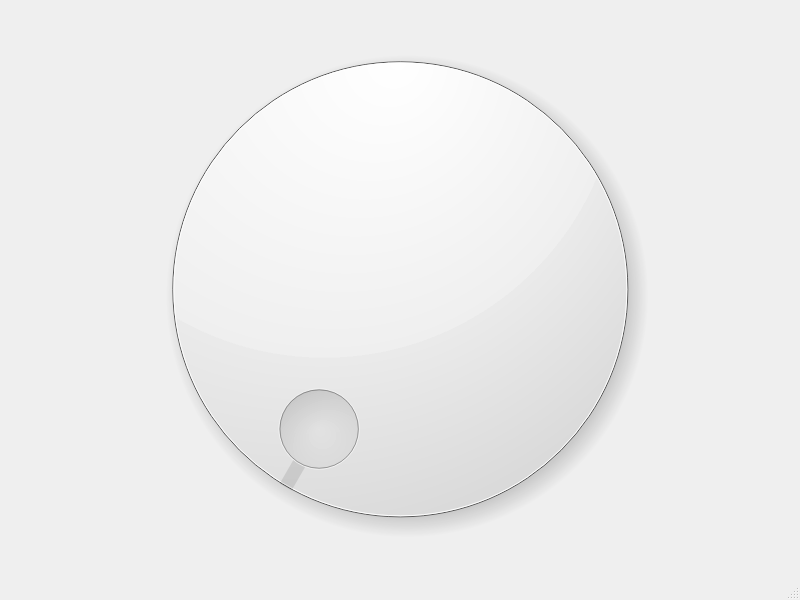
Before: the Qt Designer form Virtual-SmartKnob/mainwindow.ui in enoch-solano/Virtual-SmartKnob, drawn with Qt 5.
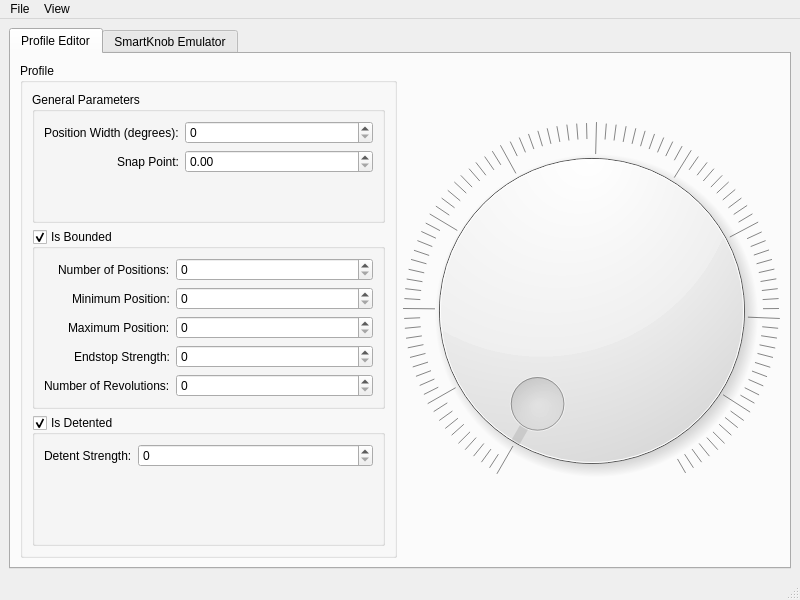
After: the same form once the commit is applied.

Commit message: added base profile editor GUI

```diff
--- a/Virtual-SmartKnob/mainwindow.ui
+++ b/Virtual-SmartKnob/mainwindow.ui
@@ -15,8 +15,183 @@
   </property>
   <widget class="QWidget" name="centralwidget">
    <layout class="QGridLayout" name="gridLayout">
-    <item row="0" column="0">
-     <widget class="QDial" name="dial"/>
+    <item row="1" column="0">
+     <widget class="QTabWidget" name="tabWidget">
+      <property name="currentIndex">
+       <number>0</number>
+      </property>
+      <widget class="QWidget" name="profileEditorTab">
+       <attribute name="title">
+        <string>Profile Editor</string>
+       </attribute>
+       <layout class="QGridLayout" name="gridLayout_2">
+        <item row="0" column="0">
+         <widget class="QGroupBox" name="profileGroupBox">
+          <property name="sizePolicy">
+           <sizepolicy hsizetype="MinimumExpanding" vsizetype="MinimumExpanding">
+            <horstretch>0</horstretch>
+            <verstretch>0</verstretch>
+           </sizepolicy>
+          </property>
+          <property name="title">
+           <string>Profile</string>
+          </property>
+          <property name="checkable">
+           <bool>false</bool>
+          </property>
+          <layout class="QGridLayout" name="gridLayout_3">
+           <item row="2" column="0">
+            <widget class="QGroupBox" name="detentableGroupBox">
+             <property name="title">
+              <string>Is Detented</string>
+             </property>
+             <property name="checkable">
+              <bool>true</bool>
+             </property>
+             <layout class="QFormLayout" name="formLayout_2">
+              <property name="labelAlignment">
+               <set>Qt::AlignRight|Qt::AlignTrailing|Qt::AlignVCenter</set>
+              </property>
+              <item row="0" column="0">
+               <widget class="QLabel" name="detentStrengthLabel">
+                <property name="text">
+                 <string>Detent Strength:</string>
+                </property>
+               </widget>
+              </item>
+              <item row="0" column="1">
+               <widget class="QSpinBox" name="detentStrengthSpinBox"/>
+              </item>
+             </layout>
+            </widget>
+           </item>
+           <item row="1" column="0">
+            <widget class="QGroupBox" name="boundariesGroupBox">
+             <property name="title">
+              <string>Is Bounded</string>
+             </property>
+             <property name="checkable">
+              <bool>true</bool>
+             </property>
+             <layout class="QFormLayout" name="formLayout">
+              <property name="labelAlignment">
+               <set>Qt::AlignRight|Qt::AlignTrailing|Qt::AlignVCenter</set>
+              </property>
+              <item row="0" column="0">
+               <widget class="QLabel" name="numPosLabel">
+                <property name="text">
+                 <string>Number of Positions:</string>
+                </property>
+               </widget>
+              </item>
+              <item row="0" column="1">
+               <widget class="QSpinBox" name="numPosSpinBox"/>
+              </item>
+              <item row="1" column="0">
+               <widget class="QLabel" name="minPosLabel">
+                <property name="text">
+                 <string>Minimum Position:</string>
+                </property>
+               </widget>
+              </item>
+              <item row="1" column="1">
+               <widget class="QSpinBox" name="minPosSpinBox"/>
+              </item>
+              <item row="2" column="0">
+               <widget class="QLabel" name="maxPosLabel">
+                <property name="text">
+                 <string>Maximum Position:</string>
+                </property>
+               </widget>
+              </item>
+              <item row="3" column="0">
+               <widget class="QLabel" name="endstopStrengthLabel">
+                <property name="text">
+                 <string>Endstop Strength:</string>
+                </property>
+               </widget>
+              </item>
+              <item row="2" column="1">
+               <widget class="QSpinBox" name="maxPosSpinBox"/>
+              </item>
+              <item row="3" column="1">
+               <widget class="QSpinBox" name="endstopStrengthSpinBox"/>
+              </item>
+              <item row="4" column="0">
+               <widget class="QLabel" name="numRevsLabel">
+                <property name="text">
+                 <string>Number of Revolutions:</string>
+                </property>
+               </widget>
+              </item>
+              <item row="4" column="1">
+               <widget class="QSpinBox" name="numRevsSpinBox"/>
+              </item>
+             </layout>
+            </widget>
+           </item>
+           <item row="0" column="0">
+            <widget class="QGroupBox" name="genParamsGroupBox">
+             <property name="title">
+              <string>General Parameters</string>
+             </property>
+             <layout class="QFormLayout" name="formLayout_3">
+              <property name="labelAlignment">
+               <set>Qt::AlignRight|Qt::AlignTrailing|Qt::AlignVCenter</set>
+              </property>
+              <item row="0" column="0">
+               <widget class="QLabel" name="posWidthLabel">
+                <property name="text">
+                 <string>Position Width (degrees):</string>
+                </property>
+               </widget>
+              </item>
+              <item row="0" column="1">
+               <widget class="QSpinBox" name="posWidthSpinBox"/>
+              </item>
+              <item row="1" column="0">
+               <widget class="QLabel" name="snapPointLabel">
+                <property name="text">
+                 <string>Snap Point:</string>
+                </property>
+               </widget>
+              </item>
+              <item row="1" column="1">
+               <widget class="QDoubleSpinBox" name="snapPointDoubleSpinBox"/>
+              </item>
+             </layout>
+            </widget>
+           </item>
+          </layout>
+         </widget>
+        </item>
+        <item row="0" column="1">
+         <widget class="QDial" name="dial">
+          <property name="sizePolicy">
+           <sizepolicy hsizetype="MinimumExpanding" vsizetype="MinimumExpanding">
+            <horstretch>0</horstretch>
+            <verstretch>0</verstretch>
+           </sizepolicy>
+          </property>
+          <property name="invertedAppearance">
+           <bool>false</bool>
+          </property>
+          <property name="wrapping">
+           <bool>false</bool>
+          </property>
+          <property name="notchesVisible">
+           <bool>true</bool>
+          </property>
+         </widget>
+        </item>
+       </layout>
+      </widget>
+      <widget class="QWidget" name="smartKnobEmulatorTab">
+       <attribute name="title">
+        <string>SmartKnob Emulator</string>
+       </attribute>
+      </widget>
+     </widget>
     </item>
    </layout>
   </widget>
@@ -29,6 +204,21 @@
      <height>21</height>
     </rect>
    </property>
+   <widget class="QMenu" name="menuFile">
+    <property name="title">
+     <string>File</string>
+    </property>
+    <addaction name="actionImport_Profile"/>
+    <addaction name="actionExport_Profile"/>
+   </widget>
+   <widget class="QMenu" name="menuView">
+    <property name="title">
+     <string>View</string>
+    </property>
+    <addaction name="actionToggle_Darkmode"/>
+   </widget>
+   <addaction name="menuFile"/>
+   <addaction name="menuView"/>
   </widget>
   <widget class="QStatusBar" name="statusbar"/>
  </widget>
```
Left out of the diff: 26 changed lines with no effect on the pictures.
